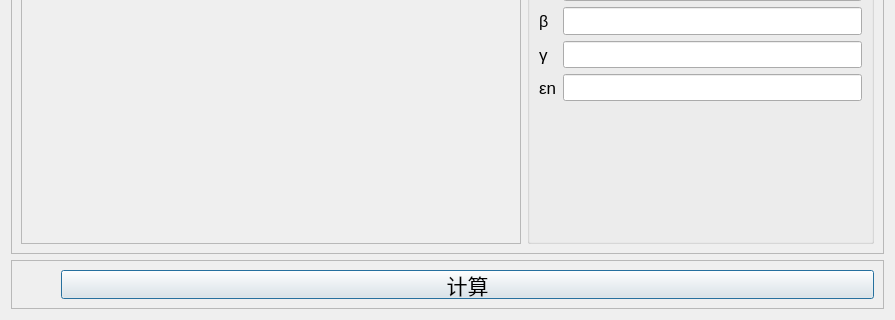
Qt form ui/main_dlg.ui (wzmsykk/EMIT_PROG) before a commit; both pictures show x 0 to 895 and y 421 to 741 of the 895 by 741 pixel window.
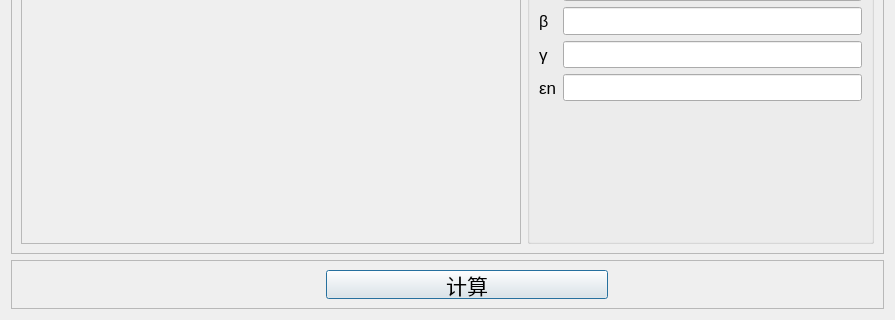
The same form after that commit.

```diff
--- a/ui/main_dlg.ui
+++ b/ui/main_dlg.ui
@@ -444,6 +444,12 @@
       </item>
       <item>
        <widget class="QPushButton" name="pushButton_calc">
+        <property name="maximumSize">
+         <size>
+          <width>282</width>
+          <height>16777215</height>
+         </size>
+        </property>
         <property name="font">
          <font>
           <pointsize>16</pointsize>
```
Left out of the diff: 4 changed lines with no effect on the pictures.
